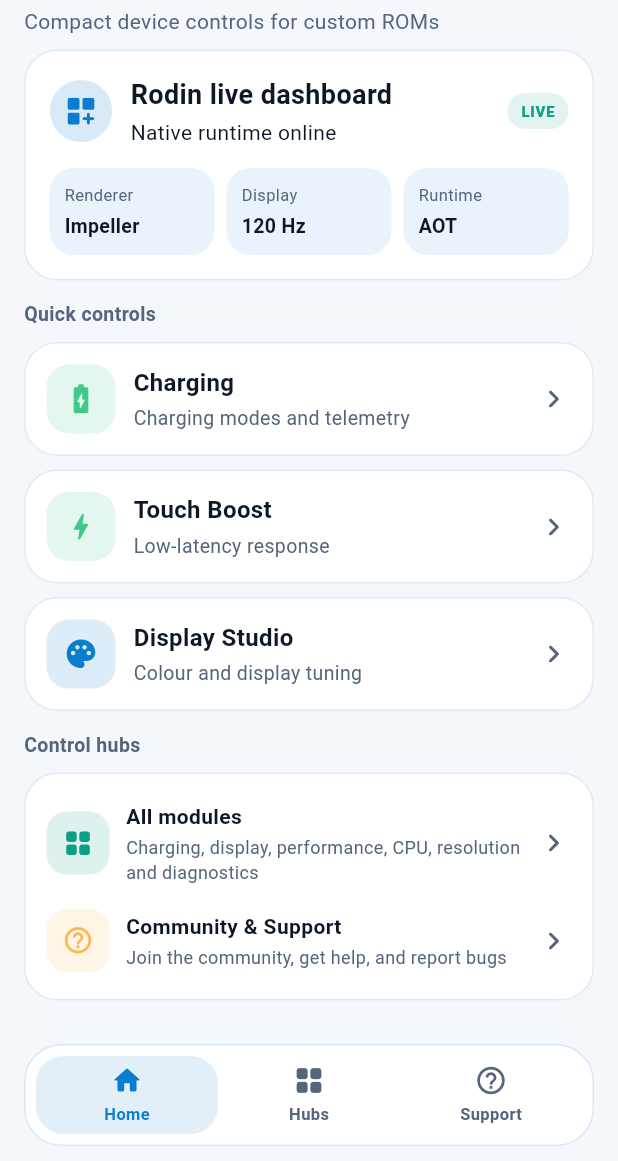
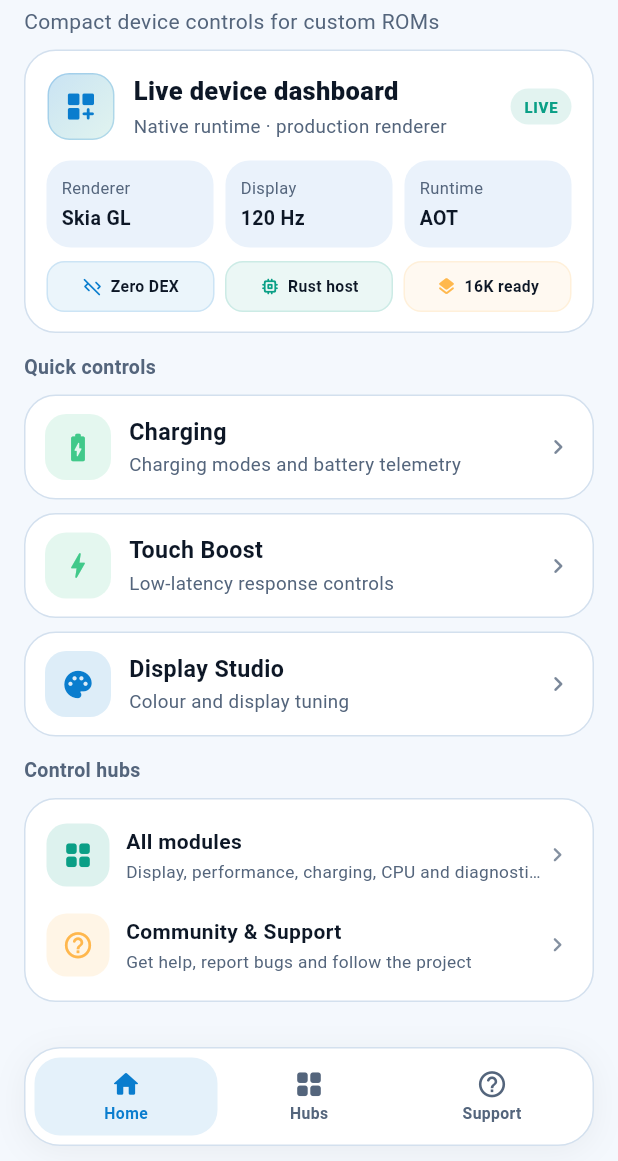
Before and after one commit to NEESCHAL-3/Rodin-Essential, a Flutter app: the screen it shows after launch, on a phone screen of 412 x 824 dp, the part 75-1236 px from its top. Run offline on Flutter 3.47's test engine with Material 3 defaults, Android fonts, the phone set to English and light mode, and no system bars.

Commit message:
feat(ui): port legacy Rodin home visual language

```diff
--- a/ui/flutter/lib/main.dart
+++ b/ui/flutter/lib/main.dart
@@ -1,5 +1,3 @@
-import 'dart:math' as math;
-
 import 'package:flutter/material.dart';
 
 void main() {
@@ -362,7 +360,7 @@ class HomeScreen extends StatelessWidget {
         const SizedBox(height: 9),
         FeatureCard(
           title: 'Charging',
-          subtitle: 'Charging modes and telemetry',
+          subtitle: 'Charging modes and battery telemetry',
           icon: Icons.battery_charging_full_rounded,
           accent: const Color(0xFF41C98A),
           onTap: () => onOpen(RodinScreen.charging),
@@ -370,7 +368,7 @@ class HomeScreen extends StatelessWidget {
         const SizedBox(height: 9),
         FeatureCard(
           title: 'Touch Boost',
-          subtitle: 'Low-latency response',
+          subtitle: 'Low-latency response controls',
           icon: Icons.bolt_rounded,
           accent: const Color(0xFF41C98A),
           onTap: () => onOpen(RodinScreen.touchBoost),
@@ -387,20 +385,20 @@ class HomeScreen extends StatelessWidget {
         const SectionLabel('Control hubs'),
         const SizedBox(height: 9),
         SurfaceCard(
+          padding: const EdgeInsets.all(10),
           child: Column(
             children: <Widget>[
               HubRow(
                 title: 'All modules',
-                subtitle:
-                    'Charging, display, performance, CPU, resolution and diagnostics',
+                subtitle: 'Display, performance, charging, CPU and diagnostics',
                 icon: Icons.grid_view_rounded,
                 accent: Theme.of(context).colorScheme.secondary,
                 onTap: onHubs,
               ),
-              const SizedBox(height: 8),
+              const SizedBox(height: 6),
               HubRow(
                 title: 'Community & Support',
-                subtitle: 'Join the community, get help, and report bugs',
+                subtitle: 'Get help, report bugs and follow the project',
                 icon: Icons.help_outline_rounded,
                 accent: const Color(0xFFFFB74D),
                 onTap: onSupport,
@@ -737,7 +735,7 @@ class _LiveDashboardHeroState extends State<LiveDashboardHero>
     with SingleTickerProviderStateMixin {
   late final AnimationController _controller = AnimationController(
     vsync: this,
-    duration: const Duration(seconds: 2),
+    duration: const Duration(milliseconds: 1800),
   )..repeat(reverse: true);
 
   @override
@@ -751,12 +749,11 @@ class _LiveDashboardHeroState extends State<LiveDashboardHero>
     final ColorScheme colors = Theme.of(context).colorScheme;
 
     return SurfaceCard(
-      padding: const EdgeInsets.all(16),
+      padding: const EdgeInsets.fromLTRB(14, 14, 14, 13),
       child: AnimatedBuilder(
         animation: _controller,
         builder: (BuildContext context, Widget? child) {
-          final double pulse =
-              0.76 + (math.sin(_controller.value * math.pi) * 0.24);
+          final double t = Curves.easeInOut.transform(_controller.value);
 
           return Column(
             crossAxisAlignment: CrossAxisAlignment.start,
@@ -764,48 +761,62 @@ class _LiveDashboardHeroState extends State<LiveDashboardHero>
               Row(
                 children: <Widget>[
                   Transform.scale(
-                    scale: 0.92 + pulse * 0.08,
+                    scale: 0.96 + (0.04 * t),
                     child: Container(
-                      width: 42,
-                      height: 42,
+                      width: 46,
+                      height: 46,
                       decoration: BoxDecoration(
-                        shape: BoxShape.circle,
-                        color: colors.primary.withValues(alpha: 0.16),
+                        borderRadius: BorderRadius.circular(15),
+                        gradient: LinearGradient(
+                          begin: Alignment.topLeft,
+                          end: Alignment.bottomRight,
+                          colors: <Color>[
+                            colors.primary.withValues(alpha: 0.22),
+                            colors.secondary.withValues(alpha: 0.12),
+                          ],
+                        ),
+                        border: Border.all(
+                          color: colors.primary.withValues(alpha: 0.22),
+                        ),
                       ),
                       child: Icon(
                         Icons.dashboard_customize_rounded,
                         color: colors.primary,
+                        size: 24,
                       ),
                     ),
                   ),
                   const SizedBox(width: 12),
-                  const Expanded(
+                  Expanded(
                     child: Column(
                       crossAxisAlignment: CrossAxisAlignment.start,
                       children: <Widget>[
-                        Text(
-                          'Rodin live dashboard',
+                        const Text(
+                          'Live device dashboard',
                           style: TextStyle(
-                            fontSize: 18,
-                            fontWeight: FontWeight.w700,
+                            fontSize: 17,
+                            fontWeight: FontWeight.w800,
                           ),
                         ),
-                        SizedBox(height: 2),
-                        Text('Native runtime online'),
+                        const SizedBox(height: 3),
+                        Text(
+                          'Native runtime · production renderer',
+                          style: TextStyle(
+                            fontSize: 12.5,
+                            color: colors.onSurfaceVariant,
+                          ),
+                        ),
                       ],
                     ),
                   ),
                   StatusPill(label: 'LIVE', accent: colors.secondary),
                 ],
               ),
-              const SizedBox(height: 14),
+              const SizedBox(height: 13),
               const Row(
                 children: <Widget>[
                   Expanded(
-                    child: DashboardMetric(
-                      title: 'Renderer',
-                      value: 'Impeller',
-                    ),
+                    child: DashboardMetric(title: 'Renderer', value: 'Skia GL'),
                   ),
                   SizedBox(width: 8),
                   Expanded(
@@ -817,9 +828,75 @@ class _LiveDashboardHeroState extends State<LiveDashboardHero>
                   ),
                 ],
               ),
+              const SizedBox(height: 9),
+              Row(
+                children: <Widget>[
+                  _FoundationBadge(
+                    icon: Icons.code_off_rounded,
+                    label: 'Zero DEX',
+                    accent: colors.primary,
+                  ),
+                  const SizedBox(width: 7),
+                  _FoundationBadge(
+                    icon: Icons.memory_rounded,
+                    label: 'Rust host',
+                    accent: colors.secondary,
+                  ),
+                  const SizedBox(width: 7),
+                  const _FoundationBadge(
+                    icon: Icons.layers_rounded,
+                    label: '16K ready',
+                    accent: Color(0xFFFFB84D),
+                  ),
+                ],
+              ),
             ],
           );
         },
+      ),
+    );
+  }
+}
+
+class _FoundationBadge extends StatelessWidget {
+  const _FoundationBadge({
+    required this.icon,
+    required this.label,
+    required this.accent,
+  });
+
+  final IconData icon;
+  final String label;
+  final Color accent;
+
+  @override
+  Widget build(BuildContext context) {
+    return Expanded(
+      child: Container(
+        height: 34,
+        padding: const EdgeInsets.symmetric(horizontal: 8),
+        decoration: BoxDecoration(
+          color: accent.withValues(alpha: 0.08),
+          borderRadius: BorderRadius.circular(12),
+          border: Border.all(color: accent.withValues(alpha: 0.14)),
+        ),
+        child: Row(
+          mainAxisAlignment: MainAxisAlignment.center,
+          children: <Widget>[
+            Icon(icon, size: 14, color: accent),
+            const SizedBox(width: 5),
+            Flexible(
+              child: Text(
+                label,
+                overflow: TextOverflow.ellipsis,
+                style: const TextStyle(
+                  fontSize: 10.5,
+                  fontWeight: FontWeight.w700,
+                ),
+              ),
+            ),
+          ],
+        ),
       ),
     );
   }
@@ -932,9 +1009,10 @@ class FeatureCard extends StatelessWidget {
     return PressScale(
       onTap: onTap,
       child: SurfaceCard(
+        padding: const EdgeInsets.symmetric(horizontal: 13, vertical: 12),
         child: Row(
           children: <Widget>[
-            IconTile(icon: icon, accent: accent),
+            IconTile(icon: icon, accent: accent, size: 44),
             const SizedBox(width: 12),
             Expanded(
               child: Column(
@@ -943,17 +1021,17 @@ class FeatureCard extends StatelessWidget {
                   Text(
                     title,
                     style: const TextStyle(
-                      fontSize: 16,
+                      fontSize: 15.5,
                       fontWeight: FontWeight.w700,
                     ),
                   ),
-                  const SizedBox(height: 3),
+                  const SizedBox(height: 2),
                   Text(
                     subtitle,
-                    maxLines: 2,
+                    maxLines: 1,
                     overflow: TextOverflow.ellipsis,
                     style: TextStyle(
-                      fontSize: 13,
+                      fontSize: 12.5,
                       color: colors.onSurfaceVariant,
                     ),
                   ),
@@ -961,7 +1039,11 @@ class FeatureCard extends StatelessWidget {
               ),
             ),
             const SizedBox(width: 8),
-            Icon(Icons.chevron_right_rounded, color: colors.onSurfaceVariant),
+            Icon(
+              Icons.chevron_right_rounded,
+              size: 20,
+              color: colors.onSurfaceVariant.withValues(alpha: 0.78),
+            ),
           ],
         ),
       ),
@@ -991,8 +1073,9 @@ class HubRow extends StatelessWidget {
 
     return PressScale(
       onTap: onTap,
-      child: Padding(
-        padding: const EdgeInsets.symmetric(vertical: 4),
+      child: Container(
+        padding: const EdgeInsets.symmetric(horizontal: 4, vertical: 6),
+        decoration: BoxDecoration(borderRadius: BorderRadius.circular(17)),
         child: Row(
           children: <Widget>[
             IconTile(icon: icon, accent: accent, size: 42),
@@ -1003,20 +1086,29 @@ class HubRow extends StatelessWidget {
                 children: <Widget>[
                   Text(
                     title,
-                    style: const TextStyle(fontWeight: FontWeight.w700),
+                    style: const TextStyle(
+                      fontSize: 14,
+                      fontWeight: FontWeight.w700,
+                    ),
                   ),
                   const SizedBox(height: 2),
                   Text(
                     subtitle,
+                    maxLines: 1,
+                    overflow: TextOverflow.ellipsis,
                     style: TextStyle(
-                      fontSize: 12,
+                      fontSize: 11.5,
                       color: colors.onSurfaceVariant,
                     ),
                   ),
                 ],
               ),
             ),
-            Icon(Icons.chevron_right_rounded, color: colors.onSurfaceVariant),
+            Icon(
+              Icons.chevron_right_rounded,
+              size: 19,
+              color: colors.onSurfaceVariant.withValues(alpha: 0.72),
+            ),
           ],
         ),
       ),
@@ -1036,15 +1128,19 @@ class SurfaceCard extends StatelessWidget {
 
   @override
   Widget build(BuildContext context) {
-    final ColorScheme colors = Theme.of(context).colorScheme;
+    final ThemeData theme = Theme.of(context);
+    final bool dark = theme.brightness == Brightness.dark;
 
     return Container(
       width: double.infinity,
       padding: padding,
       decoration: BoxDecoration(
-        color: colors.surface,
-        borderRadius: BorderRadius.circular(22),
-        border: Border.all(color: colors.outline.withValues(alpha: 0.72)),
+        color: dark ? const Color(0xFF050505) : const Color(0xFFFFFFFF),
+        borderRadius: BorderRadius.circular(21),
+        border: Border.all(
+          color: dark ? const Color(0xFF202020) : const Color(0xFFD3E0EE),
+          width: 1,
+        ),
       ),
       child: child,
     );
@@ -1215,7 +1311,9 @@ class RodinBottomBar extends StatelessWidget {
 
   @override
   Widget build(BuildContext context) {
-    final ColorScheme colors = Theme.of(context).colorScheme;
+    final ThemeData theme = Theme.of(context);
+    final bool dark = theme.brightness == Brightness.dark;
+
     final bool homeSelected = current == RodinScreen.home || !current.isRoot;
     final bool hubsSelected = current == RodinScreen.hubs;
     final bool supportSelected = current == RodinScreen.support;
@@ -1224,12 +1322,23 @@ class RodinBottomBar extends StatelessWidget {
       top: false,
       minimum: const EdgeInsets.fromLTRB(16, 0, 16, 10),
       child: Container(
-        height: 68,
-        padding: const EdgeInsets.all(7),
+        height: 66,
+        padding: const EdgeInsets.all(6),
         decoration: BoxDecoration(
-          color: colors.surface.withValues(alpha: 0.96),
-          borderRadius: BorderRadius.circular(25),
-          border: Border.all(color: colors.outline.withValues(alpha: 0.80)),
+          color: dark ? const Color(0xFF080808) : const Color(0xFFFFFFFF),
+          borderRadius: BorderRadius.circular(24),
+          border: Border.all(
+            color: dark ? const Color(0xFF202020) : const Color(0xFFD3E0EE),
+          ),
+          boxShadow: dark
+              ? null
+              : <BoxShadow>[
+                  BoxShadow(
+                    color: Colors.black.withValues(alpha: 0.05),
+                    blurRadius: 18,
+                    offset: const Offset(0, 4),
+                  ),
+                ],
         ),
         child: Row(
           children: <Widget>[
@@ -1288,24 +1397,24 @@ class BottomBarItem extends StatelessWidget {
     return PressScale(
       onTap: onTap,
       child: AnimatedContainer(
-        duration: const Duration(milliseconds: 220),
+        duration: const Duration(milliseconds: 180),
         curve: Curves.easeOutCubic,
         decoration: BoxDecoration(
           color: selected
-              ? colors.primary.withValues(alpha: 0.12)
+              ? colors.primary.withValues(alpha: 0.11)
               : Colors.transparent,
-          borderRadius: BorderRadius.circular(18),
+          borderRadius: BorderRadius.circular(17),
         ),
         child: Column(
           mainAxisAlignment: MainAxisAlignment.center,
           children: <Widget>[
-            Icon(icon, color: foreground, size: 22),
-            const SizedBox(height: 3),
+            Icon(icon, color: foreground, size: 21),
+            const SizedBox(height: 2),
             Text(
               label,
               style: TextStyle(
                 color: foreground,
-                fontSize: 11,
+                fontSize: 10.5,
                 fontWeight: selected ? FontWeight.w700 : FontWeight.w600,
               ),
             ),
```
Also changed, not shown: docs/reference/Phase10D-Legacy-Home-Visual.txt (added, +9 -0 lines).
